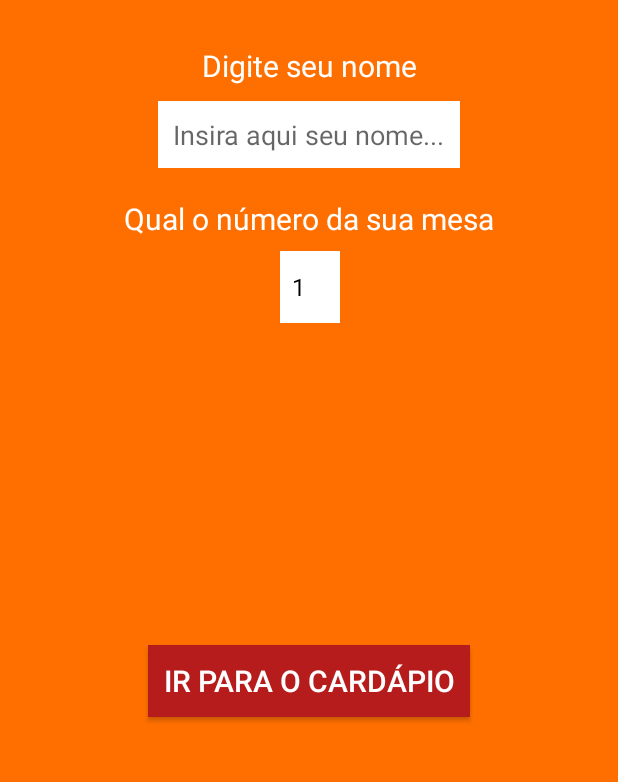
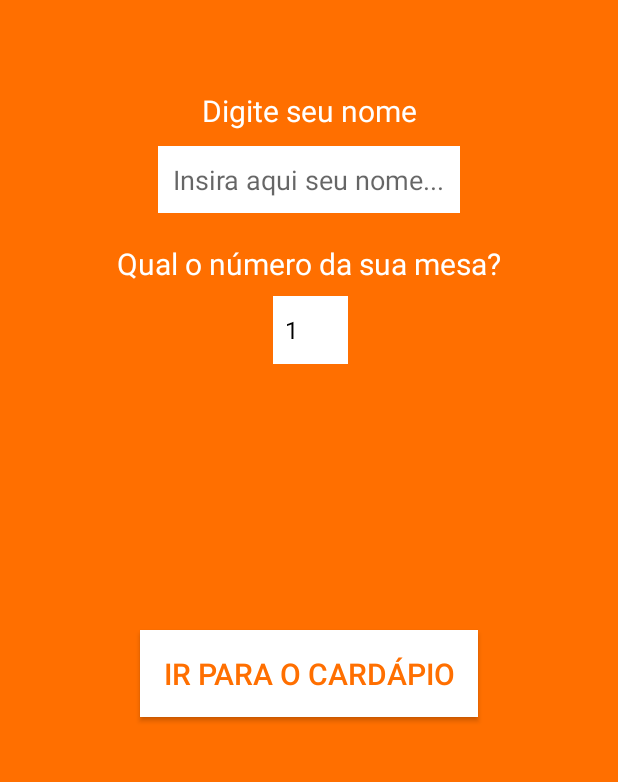
Before and after one commit to harrissondutra/App_Cardapio_Online, an Android app: the screen it shows after launch (LoginActivity), on a phone screen of 412 x 824 dp, the part 444-1226 px from its top. Run offline under Robolectric (Android 15) with nearby library versions, the phone set to English and light mode, and no system bars.

Commit message:
Alteração do Readme e ajustes de layout. Projeto em versão de entrega.

```diff
--- a/app/src/main/res/layout/activity_login.xml
+++ b/app/src/main/res/layout/activity_login.xml
@@ -38,7 +38,7 @@
         android:text="Digite seu nome"
         android:textColor="@color/white"
         android:textSize="20sp"
-        android:layout_marginTop="30dp"
+        android:layout_marginTop="60dp"
         app:layout_constraintStart_toStartOf="parent"
         app:layout_constraintTop_toBottomOf="@id/appNameLogin"
         app:layout_constraintEnd_toEndOf="parent"
@@ -60,7 +60,7 @@
         android:id="@+id/txt_mesa_login"
         android:layout_width="wrap_content"
         android:layout_height="wrap_content"
-        android:text="Qual o número da sua mesa"
+        android:text="Qual o número da sua mesa?"
         android:textColor="@color/white"
         android:textSize="20sp"
         android:layout_marginTop="20dp"
@@ -86,12 +86,13 @@
         app:layout_constraintTop_toBottomOf="@id/txt_mesa_login" />-->
 
     <Spinner
-        android:layout_width="40dp"
-        android:layout_height="wrap_content"
+        android:layout_width="50dp"
+        android:layout_height="45dp"
         android:id="@+id/spinner_mesa"
         android:background="@color/white"
         android:layout_marginTop="8dp"
         android:textAlignment="center"
+        style="@style/Widget.AppCompat.Spinner.DropDown"
         app:layout_constraintEnd_toEndOf="parent"
         app:layout_constraintHorizontal_bias="0.502"
         app:layout_constraintStart_toStartOf="parent"
@@ -108,10 +109,10 @@
         android:layout_height="wrap_content"
         android:text="Ir para o cardápio"
         android:textSize="20sp"
-        android:background="@color/red"
-        android:textColor="@color/white"
+        android:background="@color/white"
         android:layout_marginBottom="50dp"
-        android:padding="10dp"
+        android:textColor="@color/orange"
+        android:padding="15dp"
         app:layout_constraintStart_toStartOf="parent"
         app:layout_constraintBottom_toBottomOf="parent"
         app:layout_constraintEnd_toEndOf="parent"
```
Also changed, not shown: 1 other file.
